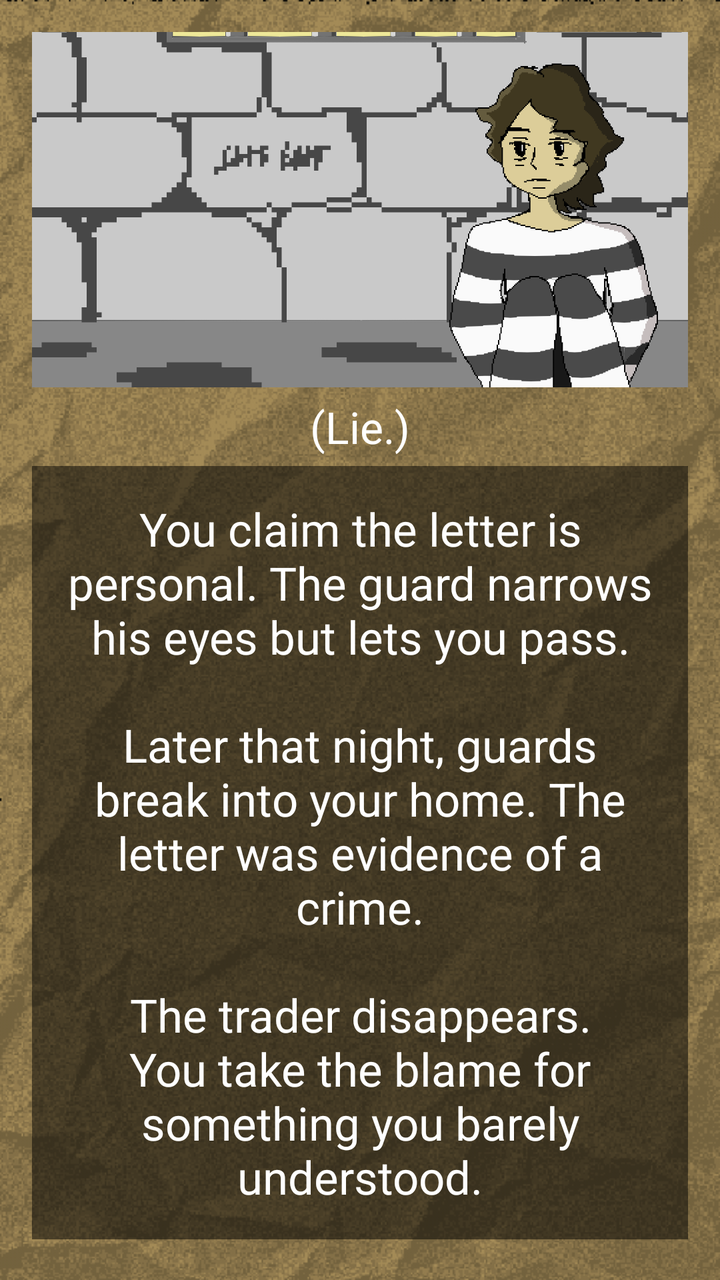
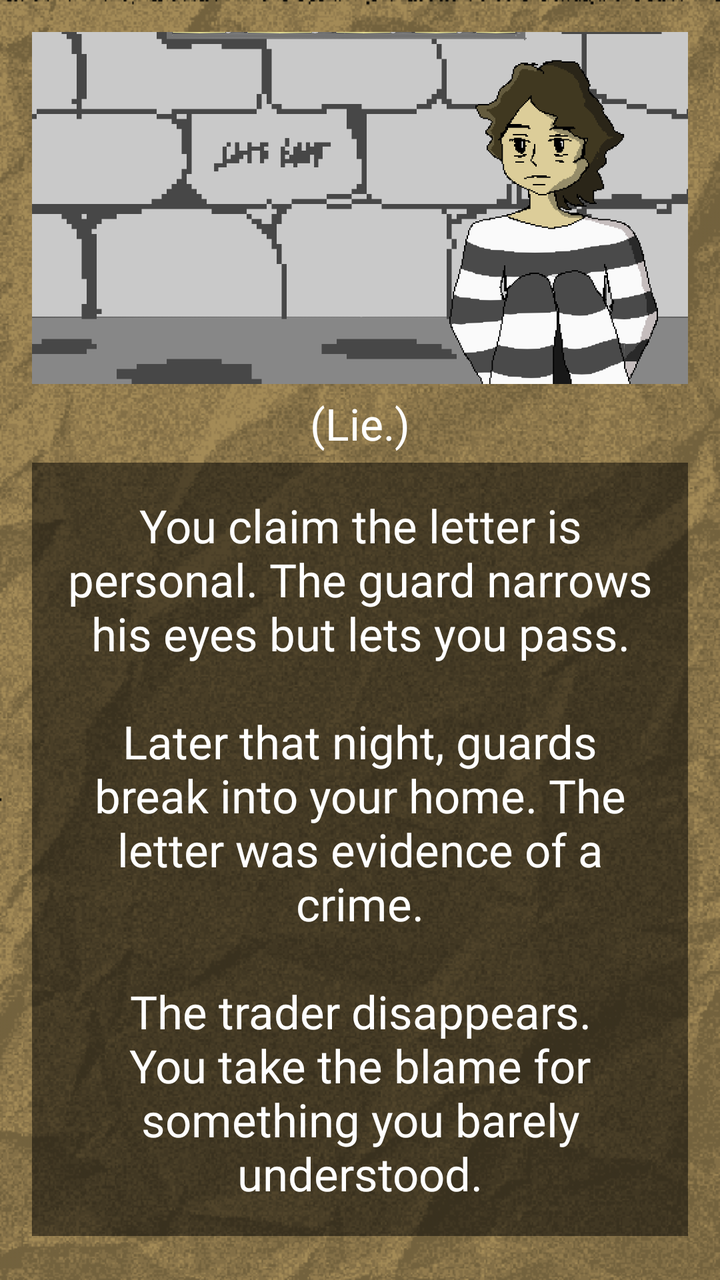

Compare the two renders of this Android layout. The source of the first and the diff that turns it into the second are given below.
<!-- AndroidManifest.xml: application theme Theme.ChoiceQuest -->
<!-- res/layout/activity_page2_1_2_1_1_1_2.xml -->
<?xml version="1.0" encoding="utf-8"?>
<LinearLayout xmlns:android="http://schemas.android.com/apk/res/android"
    xmlns:app="http://schemas.android.com/apk/res-auto"
    xmlns:tools="http://schemas.android.com/tools"
    android:id="@+id/page2_1_2_1_1_1_2"
    android:layout_width="match_parent"
    android:layout_height="match_parent"
    android:gravity="center"
    android:orientation="vertical"
    android:background="@drawable/papertexture_"
    android:backgroundTint="#f8e7c2"
    android:backgroundTintMode="multiply"
    android:padding="16dp"
    tools:context=".Page2_1_2_1_1_1_2">

    <View
        android:layout_width="match_parent"
        android:layout_height="0dp"
        android:layout_weight="0.1"/>

    <ImageView
        android:id="@+id/imageView"
        android:layout_width="412dp"
        android:layout_height="250dp"
        android:src="@drawable/page2_1_2_1_1_1_2"/>

    <TextView
        android:layout_width="match_parent"
        android:layout_height="wrap_content"
        android:gravity="center"
        android:fontFamily="@font/pixelspace"
        android:padding="5dp"
        android:text="(Lie.)"
        android:textColor="@color/white"
        android:textSize="22sp" />

    <View
        android:layout_width="match_parent"
        android:layout_height="1dp"
        android:layout_weight="0.1"/>

    <TextView
        android:layout_width="match_parent"
        android:layout_height="wrap_content"
        android:id="@+id/tv_page2_1_2_1_1_1_2"
        android:fontFamily="@font/pixelgame_font"
        android:gravity="center"
        android:padding="16dp"
        android:background="#80000000"
        android:text="You claim the letter is personal. The guard narrows his eyes but lets you pass.\n\nLater that night, guards break into your home. The letter was evidence of a crime.\n\nThe trader disappears. You take the blame for something you barely understood."
        android:textColor="@color/white"
        android:textSize="23sp"
        android:layout_marginBottom="16dp"/>

    <View
        android:layout_width="match_parent"
        android:layout_height="1dp"
        android:layout_weight="0.3"/>

    <Button
        android:layout_width="410dp"
        android:layout_height="45dp"
        android:fontFamily="@font/quest_font"
        android:background="@android:color/transparent"
        android:textSize="12sp"
        android:layout_marginBottom="16dp"
        android:text="Go Back to Title Page"
        android:onClick="title8" />

    <View
        android:layout_width="match_parent"
        android:layout_height="0dp"
        android:layout_weight="0.3"/>

</LinearLayout>
<!-- resources referenced by this layout -->
<resources>
  <color name="white">#FFFFFF</color>
  <!-- drawable page2_1_2_1_1_1_2: png bitmap (drawable, 36535 bytes) -->
  <!-- drawable papertexture_: png bitmap (drawable, 156948 bytes) -->
  <style name="Theme.ChoiceQuest" parent="Base.Theme.ChoiceQuest" />
  <style name="Base.Theme.ChoiceQuest" parent="Theme.Material3.DayNight.NoActionBar">
          
          
      </style>
</resources>

<!-- the commit's change to res/layout/activity_page2_1_2_1_1_1_2.xml (unified diff, before → after) -->
@@ -58,11 +58,12 @@
         android:layout_weight="0.3"/>
 
     <Button
-        android:layout_width="410dp"
-        android:layout_height="45dp"
+        android:layout_width="match_parent"
+        android:layout_height="wrap_content"
         android:fontFamily="@font/quest_font"
-        android:background="@android:color/transparent"
-        android:textSize="12sp"
+        android:textSize="10sp"
+        android:textColor="@color/white"
+        android:backgroundTint="@color/cardview_dark_background"
         android:layout_marginBottom="16dp"
         android:text="Go Back to Title Page"
         android:onClick="title8" />
